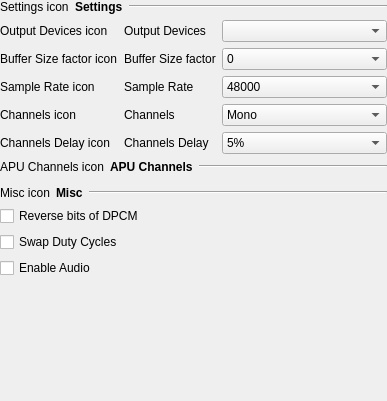
First picture: the form in src/gui/designer/wdgSettingsAudio.ui, repository punesemu/puNES, before the edit.
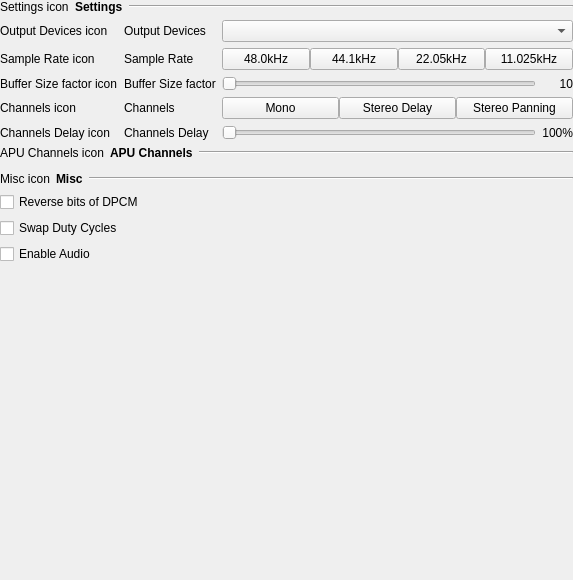
Second picture: the form after the edit. Custom widgets are drawn as their Qt base class.

Commit message: Rearrange audio settings.

The edit to the form file:
```diff
--- a/src/gui/designer/wdgSettingsAudio.ui
+++ b/src/gui/designer/wdgSettingsAudio.ui
@@ -6,8 +6,8 @@
    <rect>
     <x>0</x>
     <y>0</y>
-    <width>387</width>
-    <height>401</height>
+    <width>573</width>
+    <height>580</height>
    </rect>
   </property>
   <property name="focusPolicy">
@@ -31,6 +31,43 @@
    </property>
    <item>
     <layout class="QGridLayout" name="gridLayout_Audio">
+     <item row="10" column="0" colspan="4">
+      <widget class="QCheckBox" name="checkBox_Swap_Duty_Cycles">
+       <property name="text">
+        <string>Swap Duty Cycles</string>
+       </property>
+      </widget>
+     </item>
+     <item row="3" column="2">
+      <widget class="QSlider" name="horizontalSlider_Buffer_Size_factor">
+       <property name="maximum">
+        <number>9</number>
+       </property>
+       <property name="pageStep">
+        <number>0</number>
+       </property>
+       <property name="orientation">
+        <enum>Qt::Horizontal</enum>
+       </property>
+       <property name="tickInterval">
+        <number>1</number>
+       </property>
+      </widget>
+     </item>
+     <item row="2" column="1">
+      <widget class="QLabel" name="label_Sample_Rate">
+       <property name="text">
+        <string>Sample Rate</string>
+       </property>
+      </widget>
+     </item>
+     <item row="9" column="0" colspan="4">
+      <widget class="QCheckBox" name="checkBox_Reverse_bits_DPCM">
+       <property name="text">
+        <string>Reverse bits of DPCM</string>
+       </property>
+      </widget>
+     </item>
      <item row="4" column="0">
       <widget class="QLabel" name="icon_Channels">
        <property name="text">
@@ -38,28 +75,7 @@
        </property>
       </widget>
      </item>
-     <item row="1" column="0">
-      <widget class="QLabel" name="icon_Output_Devices">
-       <property name="text">
-        <string notr="true">Output Devices icon</string>
-       </property>
-      </widget>
-     </item>
-     <item row="2" column="0">
-      <widget class="QLabel" name="icon_Buffer_Size_factor">
-       <property name="text">
-        <string notr="true">Buffer Size factor icon</string>
-       </property>
-      </widget>
-     </item>
-     <item row="11" column="0" colspan="3">
-      <widget class="QCheckBox" name="checkBox_Enable_Audio">
-       <property name="text">
-        <string>Enable Audio</string>
-       </property>
-      </widget>
-     </item>
-     <item row="1" column="2">
+     <item row="1" column="2" colspan="2">
       <widget class="QComboBox" name="comboBox_Output_Devices">
        <property name="sizePolicy">
         <sizepolicy hsizetype="Expanding" vsizetype="Fixed">
@@ -69,19 +85,8 @@
        </property>
       </widget>
      </item>
-     <item row="10" column="0" colspan="3">
-      <widget class="QCheckBox" name="checkBox_Swap_Duty_Cycles">
-       <property name="text">
-        <string>Swap Duty Cycles</string>
-       </property>
-      </widget>
-     </item>
-     <item row="2" column="1">
-      <widget class="QLabel" name="label_Buffer_Size_factor">
-       <property name="text">
-        <string>Buffer Size factor</string>
-       </property>
-      </widget>
+     <item row="7" column="0" colspan="4">
+      <widget class="wdgAPUChannels" name="widget_APU_Channels" native="true"/>
      </item>
      <item row="1" column="1">
       <widget class="QLabel" name="label_Output_Devices">
@@ -97,152 +102,161 @@
        </property>
       </widget>
      </item>
-     <item row="7" column="0" colspan="3">
-      <widget class="wdgAPUChannels" name="widget_APU_Channels" native="true"/>
-     </item>
-     <item row="0" column="0" colspan="3">
-      <layout class="QHBoxLayout" name="horizontalLayout_Audio_settings">
-       <item>
-        <widget class="QLabel" name="icon_Audio_settings">
-         <property name="text">
-          <string notr="true">Settings icon</string>
-         </property>
-        </widget>
-       </item>
-       <item>
-        <widget class="QLabel" name="label_Audio_settings">
-         <property name="font">
-          <font>
-           <weight>75</weight>
-           <bold>true</bold>
-          </font>
-         </property>
-         <property name="text">
-          <string>Settings</string>
-         </property>
-        </widget>
-       </item>
-       <item>
-        <widget class="Line" name="line_Audio_settings">
-         <property name="sizePolicy">
-          <sizepolicy hsizetype="Expanding" vsizetype="Fixed">
-           <horstretch>0</horstretch>
-           <verstretch>0</verstretch>
-          </sizepolicy>
-         </property>
-         <property name="orientation">
-          <enum>Qt::Horizontal</enum>
-         </property>
-        </widget>
-       </item>
-      </layout>
-     </item>
-     <item row="2" column="2">
-      <widget class="QComboBox" name="comboBox_Buffer_Size_factor">
-       <property name="sizePolicy">
-        <sizepolicy hsizetype="Expanding" vsizetype="Fixed">
-         <horstretch>0</horstretch>
-         <verstretch>0</verstretch>
-        </sizepolicy>
+     <item row="1" column="0">
+      <widget class="QLabel" name="icon_Output_Devices">
+       <property name="text">
+        <string notr="true">Output Devices icon</string>
        </property>
-       <item>
-        <property name="text">
-         <string>0</string>
-        </property>
-       </item>
-       <item>
-        <property name="text">
-         <string>1 (Default)</string>
-        </property>
-       </item>
-       <item>
-        <property name="text">
-         <string>2</string>
-        </property>
-       </item>
-       <item>
-        <property name="text">
-         <string>3</string>
-        </property>
-       </item>
-       <item>
-        <property name="text">
-         <string>4</string>
-        </property>
-       </item>
-       <item>
-        <property name="text">
-         <string>5</string>
-        </property>
-       </item>
-       <item>
-        <property name="text">
-         <string>6</string>
-        </property>
-       </item>
-       <item>
-        <property name="text">
-         <string>7</string>
-        </property>
-       </item>
-       <item>
-        <property name="text">
-         <string>8</string>
-        </property>
-       </item>
-       <item>
-        <property name="text">
-         <string>9</string>
-        </property>
-       </item>
       </widget>
      </item>
-     <item row="12" column="0" colspan="3">
+     <item row="12" column="0" colspan="4">
       <spacer name="verticalSpacer_Misc">
        <property name="orientation">
         <enum>Qt::Vertical</enum>
        </property>
        <property name="sizeHint" stdset="0">
         <size>
-         <width>385</width>
-         <height>154</height>
+         <width>526</width>
+         <height>174</height>
         </size>
        </property>
       </spacer>
      </item>
-     <item row="3" column="0">
-      <widget class="QLabel" name="icon_Sample_Rate">
+     <item row="2" column="2" colspan="2">
+      <widget class="QWidget" name="widget_Samplarate" native="true">
+       <property name="sizePolicy">
+        <sizepolicy hsizetype="Expanding" vsizetype="Preferred">
+         <horstretch>0</horstretch>
+         <verstretch>0</verstretch>
+        </sizepolicy>
+       </property>
+       <layout class="QHBoxLayout" name="horizontalLayout_Samplarate">
+        <property name="spacing">
+         <number>0</number>
+        </property>
+        <property name="leftMargin">
+         <number>0</number>
+        </property>
+        <property name="topMargin">
+         <number>0</number>
+        </property>
+        <property name="rightMargin">
+         <number>0</number>
+        </property>
+        <property name="bottomMargin">
+         <number>0</number>
+        </property>
+        <item>
+         <widget class="QPushButton" name="pushButton_Samplarate_48000">
+          <property name="text">
+           <string>48.0kHz</string>
+          </property>
+          <property name="checkable">
+           <bool>true</bool>
+          </property>
+         </widget>
+        </item>
+        <item>
+         <widget class="QPushButton" name="pushButton_Samplarate_44100">
+          <property name="text">
+           <string>44.1kHz</string>
+          </property>
+          <property name="checkable">
+           <bool>true</bool>
+          </property>
+         </widget>
+        </item>
+        <item>
+         <widget class="QPushButton" name="pushButton_Samplarate_22050">
+          <property name="text">
+           <string>22.05kHz</string>
+          </property>
+          <property name="checkable">
+           <bool>true</bool>
+          </property>
+         </widget>
+        </item>
+        <item>
+         <widget class="QPushButton" name="pushButton_Samplarate_11025">
+          <property name="text">
+           <string>11.025kHz</string>
+          </property>
+          <property name="checkable">
+           <bool>true</bool>
+          </property>
+         </widget>
+        </item>
+       </layout>
+      </widget>
+     </item>
+     <item row="4" column="2" colspan="2">
+      <widget class="QWidget" name="widget_Channels" native="true">
+       <property name="sizePolicy">
+        <sizepolicy hsizetype="Expanding" vsizetype="Preferred">
+         <horstretch>0</horstretch>
+         <verstretch>0</verstretch>
+        </sizepolicy>
+       </property>
+       <layout class="QHBoxLayout" name="horizontalLayout_Channels">
+        <property name="spacing">
+         <number>0</number>
+        </property>
+        <property name="leftMargin">
+         <number>0</number>
+        </property>
+        <property name="topMargin">
+         <number>0</number>
+        </property>
+        <property name="rightMargin">
+         <number>0</number>
+        </property>
+        <property name="bottomMargin">
+         <number>0</number>
+        </property>
+        <item>
+         <widget class="QPushButton" name="pushButton_Channels_Mono">
+          <property name="text">
+           <string>Mono</string>
+          </property>
+          <property name="checkable">
+           <bool>true</bool>
+          </property>
+         </widget>
+        </item>
+        <item>
+         <widget class="QPushButton" name="pushButton_Channels_Stereo_Delay">
+          <property name="text">
+           <string>Stereo Delay</string>
+          </property>
+          <property name="checkable">
+           <bool>true</bool>
+          </property>
+         </widget>
+        </item>
+        <item>
+         <widget class="QPushButton" name="pushButton_Channels_Stereo_Panning">
+          <property name="text">
+           <string>Stereo Panning</string>
+          </property>
+          <property name="checkable">
+           <bool>true</bool>
+          </property>
+         </widget>
+        </item>
+       </layout>
+      </widget>
+     </item>
+     <item row="3" column="3">
+      <widget class="QLabel" name="label_Buffer_Size_factor_value">
        <property name="text">
-        <string notr="true">Sample Rate icon</string>
+        <string>10</string>
        </property>
-      </widget>
-     </item>
-     <item row="4" column="2">
-      <widget class="QComboBox" name="comboBox_Channels">
-       <property name="sizePolicy">
-        <sizepolicy hsizetype="Expanding" vsizetype="Fixed">
-         <horstretch>0</horstretch>
-         <verstretch>0</verstretch>
-        </sizepolicy>
+       <property name="alignment">
+        <set>Qt::AlignRight|Qt::AlignTrailing|Qt::AlignVCenter</set>
        </property>
-       <item>
-        <property name="text">
-         <string>Mono</string>
-        </property>
-       </item>
-       <item>
-        <property name="text">
-         <string>Stereo Delay</string>
-        </property>
-       </item>
-       <item>
-        <property name="text">
-         <string>Stereo Panning</string>
-        </property>
-       </item>
       </widget>
      </item>
-     <item row="6" column="0" colspan="3">
+     <item row="6" column="0" colspan="4">
       <layout class="QHBoxLayout" name="horizontalLayout_APU_Channels">
        <item>
         <widget class="QLabel" name="icon_APU_Channels">
@@ -279,168 +293,24 @@
        </item>
       </layout>
      </item>
-     <item row="5" column="0">
-      <widget class="QLabel" name="icon_Channels_Delay">
+     <item row="5" column="3">
+      <widget class="QLabel" name="label_Channels_Delay_value">
        <property name="text">
-        <string notr="true">Channels Delay icon</string>
+        <string>100%</string>
        </property>
-      </widget>
-     </item>
-     <item row="5" column="2">
-      <widget class="QComboBox" name="comboBox_Channels_Delay">
-       <property name="sizePolicy">
-        <sizepolicy hsizetype="Expanding" vsizetype="Fixed">
-         <horstretch>0</horstretch>
-         <verstretch>0</verstretch>
-        </sizepolicy>
+       <property name="alignment">
+        <set>Qt::AlignRight|Qt::AlignTrailing|Qt::AlignVCenter</set>
        </property>
-       <item>
-        <property name="text">
-         <string>5%</string>
-        </property>
-       </item>
-       <item>
-        <property name="text">
-         <string>10%</string>
-        </property>
-       </item>
-       <item>
-        <property name="text">
-         <string>15%</string>
-        </property>
-       </item>
-       <item>
-        <property name="text">
-         <string>20%</string>
-        </property>
-       </item>
-       <item>
-        <property name="text">
-         <string>25%</string>
-        </property>
-       </item>
-       <item>
-        <property name="text">
-         <string>30% (Default)</string>
-        </property>
-       </item>
-       <item>
-        <property name="text">
-         <string>35%</string>
-        </property>
-       </item>
-       <item>
-        <property name="text">
-         <string>40%</string>
-        </property>
-       </item>
-       <item>
-        <property name="text">
-         <string>45%</string>
-        </property>
-       </item>
-       <item>
-        <property name="text">
-         <string>50%</string>
-        </property>
-       </item>
-       <item>
-        <property name="text">
-         <string>55%</string>
-        </property>
-       </item>
-       <item>
-        <property name="text">
-         <string>60%</string>
-        </property>
-       </item>
-       <item>
-        <property name="text">
-         <string>65%</string>
-        </property>
-       </item>
-       <item>
-        <property name="text">
-         <string>70%</string>
-        </property>
-       </item>
-       <item>
-        <property name="text">
-         <string>75%</string>
-        </property>
-       </item>
-       <item>
-        <property name="text">
-         <string>80%</string>
-        </property>
-       </item>
-       <item>
-        <property name="text">
-         <string>85%</string>
-        </property>
-       </item>
-       <item>
-        <property name="text">
-         <string>90%</string>
-        </property>
-       </item>
-       <item>
-        <property name="text">
-         <string>95%</string>
-        </property>
-       </item>
-       <item>
-        <property name="text">
-         <string>100%</string>
-        </property>
-       </item>
       </widget>
      </item>
-     <item row="3" column="2">
-      <widget class="QComboBox" name="comboBox_Sample_Rate">
-       <property name="sizePolicy">
-        <sizepolicy hsizetype="Expanding" vsizetype="Fixed">
-         <horstretch>0</horstretch>
-         <verstretch>0</verstretch>
-        </sizepolicy>
-       </property>
-       <item>
-        <property name="text">
-         <string>48000</string>
-        </property>
-       </item>
-       <item>
-        <property name="text">
-         <string>44100</string>
-        </property>
-       </item>
-       <item>
-        <property name="text">
-         <string>22050</string>
-        </property>
-       </item>
-       <item>
-        <property name="text">
-         <string>11025</string>
-        </property>
-       </item>
-      </widget>
-     </item>
-     <item row="3" column="1">
-      <widget class="QLabel" name="label_Sample_Rate">
+     <item row="11" column="0" colspan="4">
+      <widget class="QCheckBox" name="checkBox_Enable_Audio">
        <property name="text">
-        <string>Sample Rate</string>
+        <string>Enable Audio</string>
        </property>
       </widget>
      </item>
-     <item row="4" column="1">
-      <widget class="QLabel" name="label_Channels">
-       <property name="text">
-        <string>Channels</string>
-       </property>
-      </widget>
-     </item>
-     <item row="8" column="0" colspan="3">
+     <item row="8" column="0" colspan="4">
       <layout class="QHBoxLayout" name="horizontalLayout_Audio_misc">
        <item>
         <widget class="QLabel" name="icon_Audio_misc">
@@ -477,10 +347,91 @@
        </item>
       </layout>
      </item>
-     <item row="9" column="0" colspan="3">
-      <widget class="QCheckBox" name="checkBox_Reverse_bits_DPCM">
+     <item row="0" column="0" colspan="4">
+      <layout class="QHBoxLayout" name="horizontalLayout_Audio_settings">
+       <item>
+        <widget class="QLabel" name="icon_Audio_settings">
+         <property name="text">
+          <string notr="true">Settings icon</string>
+         </property>
+        </widget>
+       </item>
+       <item>
+        <widget class="QLabel" name="label_Audio_settings">
+         <property name="font">
+          <font>
+           <weight>75</weight>
+           <bold>true</bold>
+          </font>
+         </property>
+         <property name="text">
+          <string>Settings</string>
+         </property>
+        </widget>
+       </item>
+       <item>
+        <widget class="Line" name="line_Audio_settings">
+         <property name="sizePolicy">
+          <sizepolicy hsizetype="Expanding" vsizetype="Fixed">
+           <horstretch>0</horstretch>
+           <verstretch>0</verstretch>
+          </sizepolicy>
+         </property>
+         <property name="orientation">
+          <enum>Qt::Horizontal</enum>
+         </property>
+        </widget>
+       </item>
+      </layout>
+     </item>
+     <item row="2" column="0">
+      <widget class="QLabel" name="icon_Sample_Rate">
        <property name="text">
-        <string>Reverse bits of DPCM</string>
+        <string notr="true">Sample Rate icon</string>
+       </property>
+      </widget>
+     </item>
+     <item row="3" column="1">
+      <widget class="QLabel" name="label_Buffer_Size_factor">
+       <property name="text">
+        <string>Buffer Size factor</string>
+       </property>
+      </widget>
+     </item>
+     <item row="5" column="0">
+      <widget class="QLabel" name="icon_Channels_Delay">
+       <property name="text">
+        <string notr="true">Channels Delay icon</string>
+       </property>
+      </widget>
+     </item>
+     <item row="4" column="1">
+      <widget class="QLabel" name="label_Channels">
+       <property name="text">
+        <string>Channels</string>
+       </property>
+      </widget>
+     </item>
+     <item row="3" column="0">
+      <widget class="QLabel" name="icon_Buffer_Size_factor">
+       <property name="text">
+        <string notr="true">Buffer Size factor icon</string>
+       </property>
+      </widget>
+     </item>
+     <item row="5" column="2">
+      <widget class="QSlider" name="horizontalSlider_Channels_Delay">
+       <property name="maximum">
+        <number>19</number>
+       </property>
+       <property name="pageStep">
+        <number>2</number>
+       </property>
+       <property name="orientation">
+        <enum>Qt::Horizontal</enum>
+       </property>
+       <property name="tickInterval">
+        <number>1</number>
        </property>
       </widget>
      </item>
```
Left out of the diff: 4 changed lines with no effect on the pictures. The commit also changes 4 other files.
